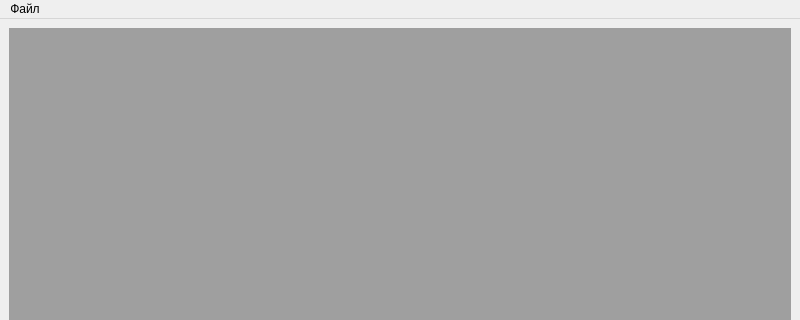
The window that 03/Intellect/GUI/mainwindowex.ui (shamaniyak/intellect) describes before a commit, drawn with Qt 5; both pictures show x 0 to 800 and y 0 to 320 of the 800 by 600 pixel window.
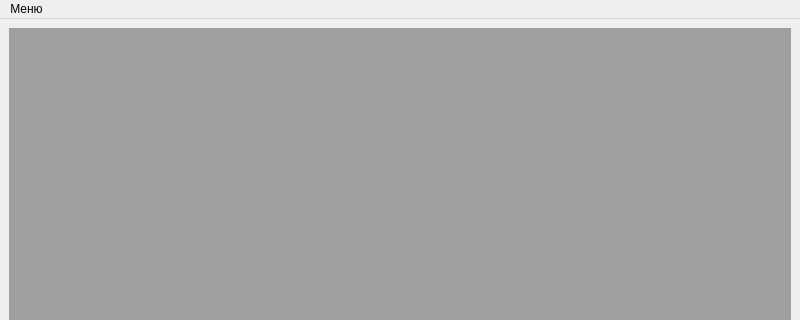
The same window after the commit.

Patch:
```diff
--- a/03/Intellect/GUI/mainwindowex.ui
+++ b/03/Intellect/GUI/mainwindowex.ui
@@ -62,7 +62,7 @@
    </property>
    <widget class="QMenu" name="menu">
     <property name="title">
-     <string>Файл</string>
+     <string>Меню</string>
     </property>
     <addaction name="action"/>
    </widget>
```
